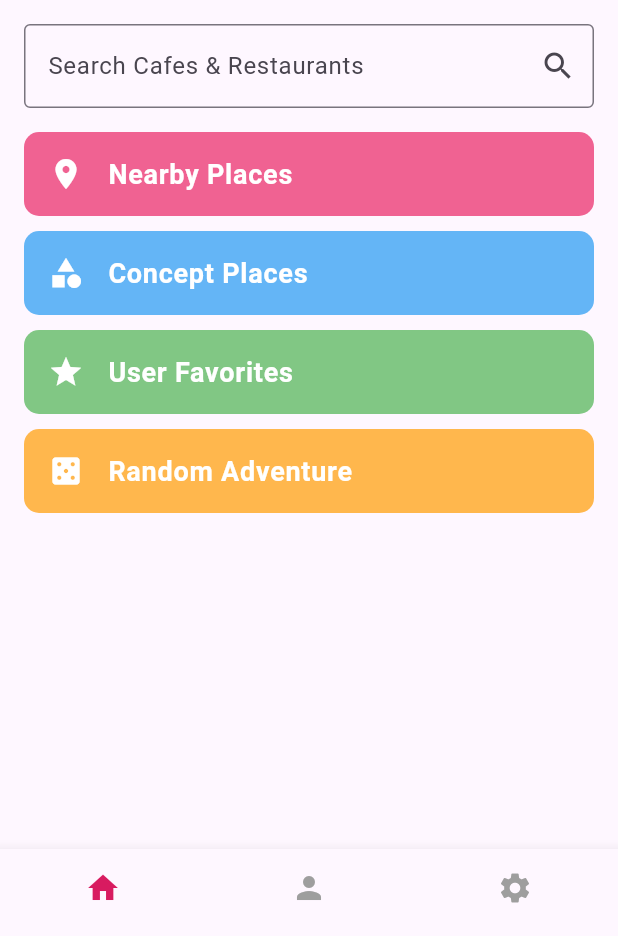
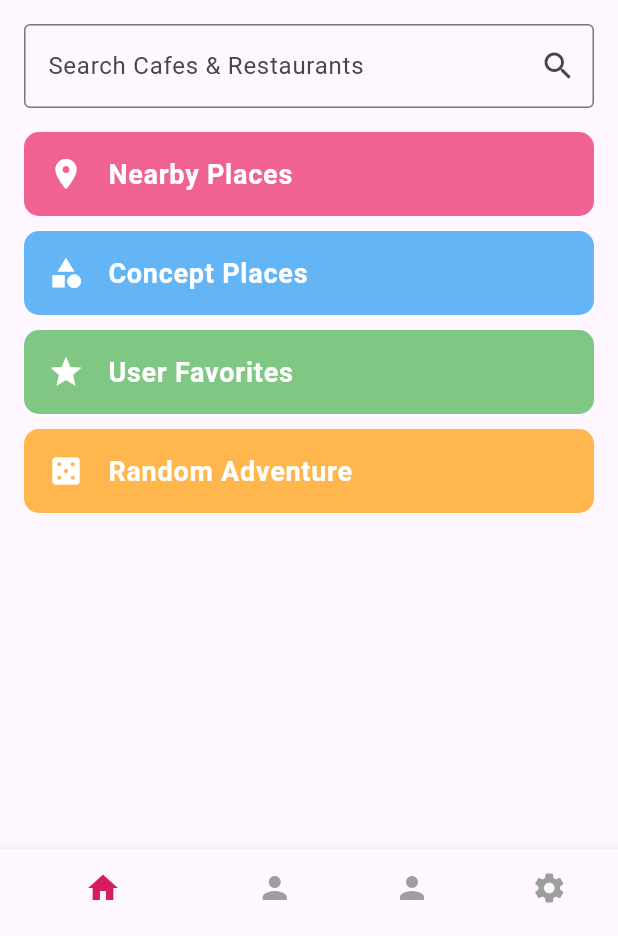
Before and after one commit to birgulbas/nom_nom_guide, a Flutter app: the screen it shows after launch, on a phone screen of 412 x 824 dp, the part 300-1236 px from its top. Run offline on Flutter 3.47's test engine with Material 3 defaults, Android fonts, the phone set to English and light mode, and no system bars; our stand-ins replace flutter_map, geolocator, latlong2, shared_preferences.

Commit message:
Update home_screen.dart

```diff
--- a/lib/screens/home_screen.dart
+++ b/lib/screens/home_screen.dart
@@ -48,6 +48,7 @@ class _HomeScreenState extends State<HomeScreen> {
         unselectedItemColor: Colors.grey,
         items: [
           BottomNavigationBarItem(icon: Icon(Icons.home), label: 'HomePage'),
+          BottomNavigationBarItem(icon: Icon(Icons.person), label: 'Favorites'),
           BottomNavigationBarItem(icon: Icon(Icons.person), label: 'Profile'),
           BottomNavigationBarItem(icon: Icon(Icons.settings), label: 'Settings'),
         ],
```
